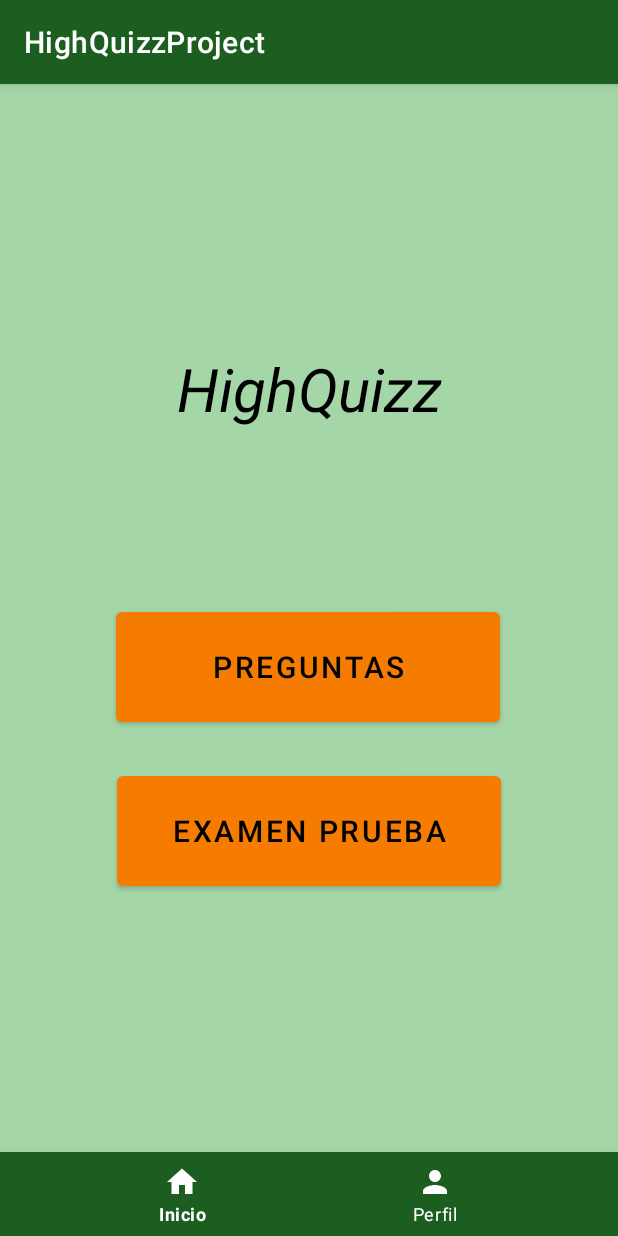
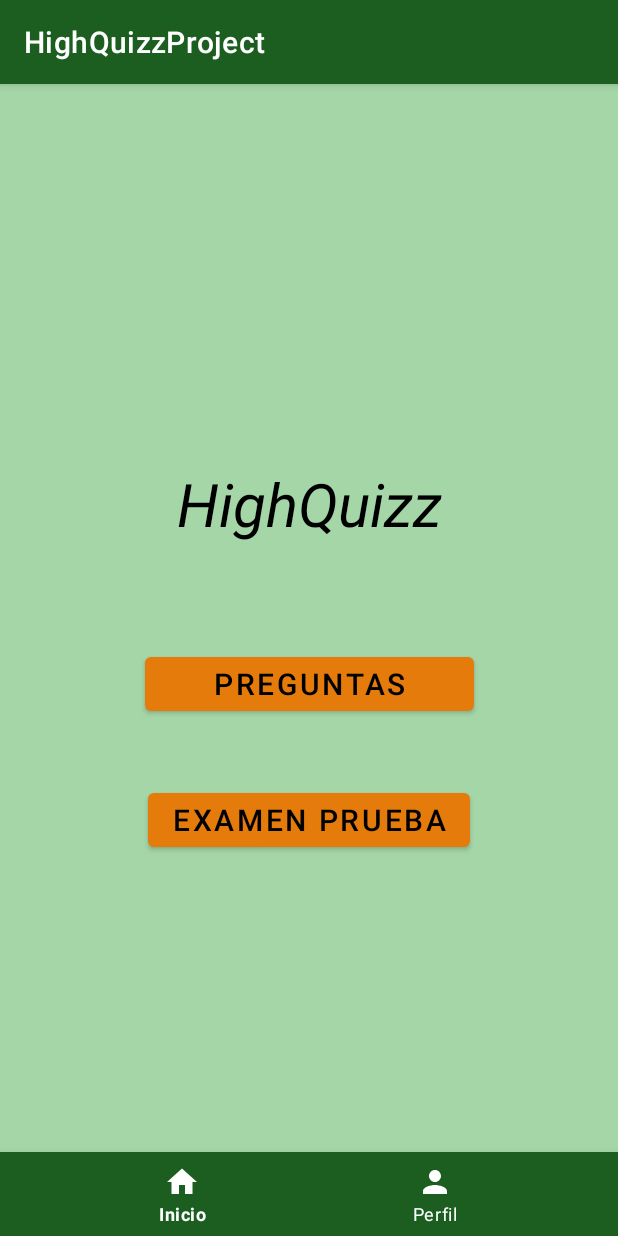
Before and after one commit to carloshj21/HighQuizzProject, an Android app: the screen it shows after launch once a user with an empty profile is signed in (MainActivity), on a phone screen of 412 x 824 dp. Run offline under Robolectric (Android 15) with nearby library versions, the phone set to English and light mode, and no system bars; our stand-ins replace Firebase (no records; nobody signed in at launch, a user with empty details on screens opened directly).

Commit message:
Fragment adaptado a todos los dispositivos

```diff
--- a/HighQuizzProject/app/src/main/res/layout/fragment_inicio.xml
+++ b/HighQuizzProject/app/src/main/res/layout/fragment_inicio.xml
@@ -10,47 +10,56 @@
     <TextView
         android:id="@+id/textView2"
         android:layout_width="match_parent"
-        android:layout_height="wrap_content"
+        android:layout_height="53dp"
         android:layout_alignParentTop="true"
         android:layout_centerHorizontal="true"
-        android:layout_marginTop="176dp"
+        android:layout_marginStart="30dp"
+        android:layout_marginLeft="30dp"
+        android:layout_marginEnd="30dp"
+        android:layout_marginRight="30dp"
         android:gravity="center_horizontal"
         android:text="HighQuizz"
         android:textColor="@color/black"
-        android:textSize="40dp"
+        android:textSize="40sp"
         android:textStyle="italic"
+        app:layout_constraintBottom_toTopOf="@+id/btnPreguntas"
+        app:layout_constraintEnd_toEndOf="parent"
+        app:layout_constraintHorizontal_bias="1.0"
+        app:layout_constraintStart_toStartOf="parent"
         app:layout_constraintTop_toTopOf="parent"
-        tools:layout_editor_absoluteX="0dp" />
+        app:layout_constraintVertical_bias="0.784" />
 
     <Button
         android:id="@+id/btnPreguntas"
-        android:layout_width="256dp"
-        android:layout_height="85dp"
+        android:layout_width="219dp"
+        android:layout_height="wrap_content"
         android:layout_centerHorizontal="true"
-        android:layout_marginTop="116dp"
         android:text="Preguntas"
         android:textColor="@color/black"
-        android:textSize="20dp"
-        app:backgroundTint="@color/orange_700"
+        android:textSize="20sp"
+        app:backgroundTint="#E47B0B"
+        app:layout_constraintBottom_toBottomOf="parent"
         app:layout_constraintEnd_toEndOf="parent"
-        app:layout_constraintHorizontal_bias="0.496"
         app:layout_constraintStart_toStartOf="parent"
-        app:layout_constraintTop_toBottomOf="@+id/textView2" />
+        app:layout_constraintTop_toTopOf="parent"
+        app:layout_constraintVertical_bias="0.566" />
 
     <Button
         android:id="@+id/btnExamen"
-        android:layout_width="256dp"
-        android:layout_height="85dp"
+        android:layout_width="wrap_content"
+        android:layout_height="wrap_content"
         android:layout_below="@id/btnPreguntas"
+        android:layout_alignParentBottom="true"
         android:layout_centerHorizontal="true"
-        android:layout_marginTop="24dp"
+        android:layout_marginTop="20dp"
         android:text="Examen Prueba"
         android:textColor="@color/black"
-        android:textSize="20dp"
-        app:backgroundTint="@color/orange_700"
+        android:textSize="20sp"
+        app:backgroundTint="#E47B0B"
+        app:layout_constraintBottom_toBottomOf="parent"
         app:layout_constraintEnd_toEndOf="parent"
         app:layout_constraintStart_toStartOf="parent"
-        app:layout_constraintTop_toBottomOf="@+id/btnPreguntas" />
-
+        app:layout_constraintTop_toBottomOf="@+id/btnPreguntas"
+        app:layout_constraintVertical_bias="0.102" />
 
 </androidx.constraintlayout.widget.ConstraintLayout>
```
